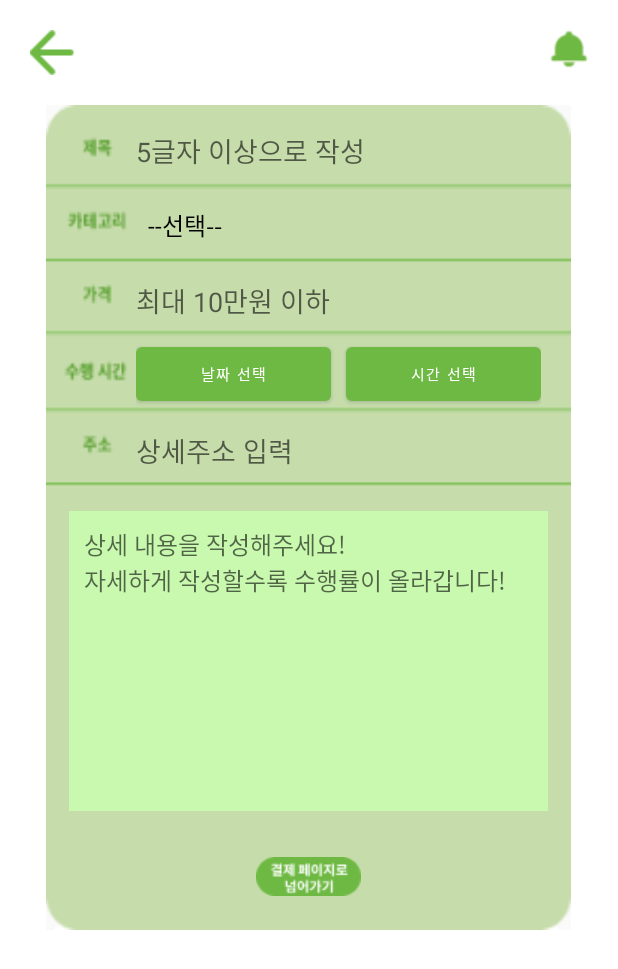
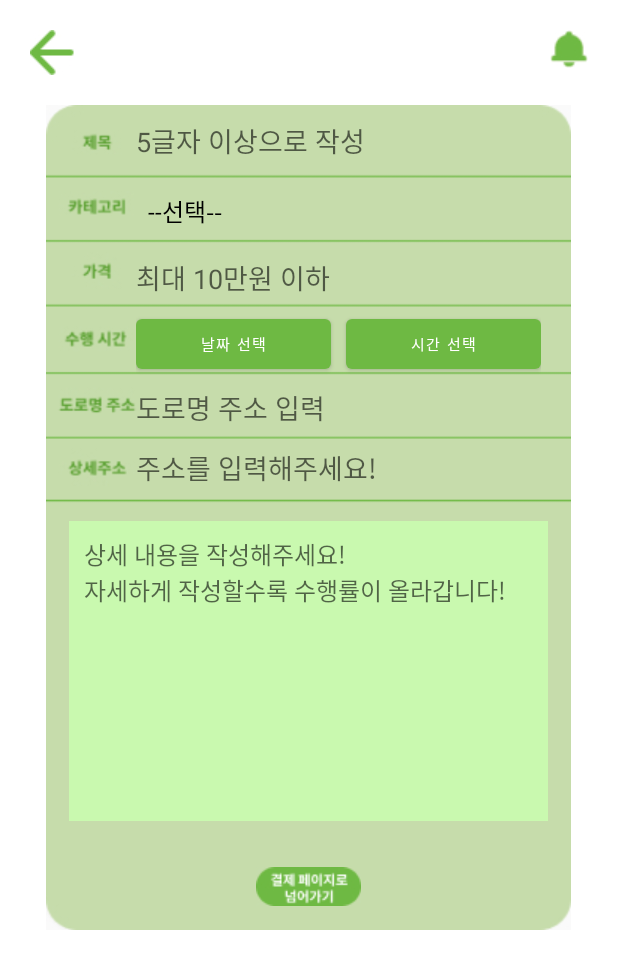
Before and after one commit to Bros4Kkun/Front-end, an Android app: the writeActivity screen opened directly, with no data from a screen before it, on a phone screen of 412 x 824 dp. Shown: the top 969 px of the screen. Run offline under Robolectric (Android 15) with nearby library versions, the phone set to English and light mode, and no system bars; our stand-ins replace Volley; libraries missing offline, so code that uses them is left out: net.daum.mf; network calls fail.

Commit message:
Ordersheet Doro Address Done

```diff
--- a/app/build.gradle
+++ b/app/build.gradle
@@ -77,4 +77,7 @@ dependencies {
     testImplementation 'junit:junit:4.+'
     androidTestImplementation 'androidx.test.ext:junit:1.1.3'
     androidTestImplementation 'androidx.test.espresso:espresso-core:3.4.0'
+
+    implementation 'androidx.activity:activity:1.3.0-alpha08'
+    implementation 'androidx.fragment:fragment:1.4.0-alpha01'
 }
--- a/app/src/main/AndroidManifest.xml
+++ b/app/src/main/AndroidManifest.xml
@@ -54,6 +54,8 @@
             android:theme="@style/Theme.Runtyou"/>
         <activity android:name="com.example.RunToU.ordersheetActivity"
             android:theme="@style/Theme.Runtyou"/>
+        <activity android:name="com.example.RunToU.addressActivity"
+            android:theme="@style/Theme.Runtyou"/>
 
     </application>
 
--- /dev/null
+++ b/app/src/main/java/com/example/RunToU/NetworkStatus.java
@@ -0,0 +1,26 @@
+package com.example.RunToU;
+
+import android.content.Context;
+import android.net.ConnectivityManager;
+import android.net.NetworkInfo;
+
+public class NetworkStatus {
+    public static final int TYPE_WIFI = 1;
+    public static final int TYPE_MOBILE = 2;
+    public static final int TYPE_NOT_CONNECTED = 3;
+
+    public static int getConnectivityStatus(Context context){ //해당 context의 서비스를 사용하기위해서 context객체를 받는다.
+        ConnectivityManager manager = (ConnectivityManager) context.getSystemService(context.CONNECTIVITY_SERVICE);
+
+        NetworkInfo networkInfo = manager.getActiveNetworkInfo();
+        if(networkInfo != null){
+            int type = networkInfo.getType();
+            if(type == ConnectivityManager.TYPE_MOBILE){//쓰리지나 LTE로 연결된것(모바일을 뜻한다.)
+                return TYPE_MOBILE;
+            }else if(type == ConnectivityManager.TYPE_WIFI){//와이파이 연결된것
+                return TYPE_WIFI;
+            }
+        }
+        return TYPE_NOT_CONNECTED;  //연결이 되지않은 상태
+    }
+}
--- a/app/src/main/java/com/example/RunToU/workFragment.java
+++ b/app/src/main/java/com/example/RunToU/workFragment.java
@@ -138,7 +138,7 @@ public class workFragment extends Fragment {
 
                 try {
                     JSONObject jsonObject = new JSONObject(String.valueOf(response));
-                    jsonArray = jsonObject.getJSONArray("orderSheetItemSampleList");
+                    jsonArray = jsonObject.getJSONArray("simpOrderSheetInfoList");
                     Log.d("tag", "jsonArray : " + jsonArray.toString());
 
                     for(int i = 0; i < jsonArray.length(); i++)
@@ -151,6 +151,7 @@ public class workFragment extends Fragment {
                         cost = jTemp.getInt("cost");
                         sheetId = jTemp.getString("orderSheetId");
 
+                        String[] str = destination.split(",");
 
                         if(cate.equals("DELIVERY_AND_SHOPPING")){
                             image = R.drawable.cate_deli;
@@ -168,7 +169,7 @@ public class workFragment extends Fragment {
                             image = R.drawable.cate_all;
                         }
 
-                        workData workData = new workData(image, String.valueOf(cost)+"원", destination, title, sheetId);
+                        workData workData = new workData(image, String.valueOf(cost)+"원", str[0], title, sheetId);
                         arrayList.add(workData);
                         workAdapter.notifyDataSetChanged();
 
--- a/app/src/main/java/com/example/RunToU/writeActivity.java
+++ b/app/src/main/java/com/example/RunToU/writeActivity.java
@@ -3,6 +3,7 @@ package com.example.RunToU;
 import android.app.DatePickerDialog;
 import android.app.TimePickerDialog;
 import android.content.Intent;
+import android.net.Uri;
 import android.os.Build;
 import android.os.Bundle;
 import android.os.Handler;
@@ -25,6 +26,9 @@ import android.widget.TextView;
 import android.widget.TimePicker;
 import android.widget.Toast;
 
+import androidx.activity.result.ActivityResultCallback;
+import androidx.activity.result.ActivityResultLauncher;
+import androidx.activity.result.contract.ActivityResultContracts;
 import androidx.annotation.Nullable;
 import androidx.annotation.RequiresApi;
 import androidx.appcompat.app.AppCompatActivity;
@@ -54,6 +58,9 @@ import net.daum.mf.map.api.MapView;
 public class writeActivity extends AppCompatActivity {
     //왜인진 모르겠으나 fragment로 했을 때는 오류가나고 안넘어감 -> (activity로 만들었음)
 
+    private static final int SEARCH_ADDRESS_ACTIVITY = 10000;
+    //곧 삭제
+
     private Spinner cateSpinner;
     private ArrayAdapter cateAdapter;
 
@@ -69,12 +76,13 @@ public class writeActivity extends AppCompatActivity {
 
     Button btnDate, btnTime;
     TextView address_write;
-    EditText title_write, price_write, detail_write, context_write;     //액티비티가 종료되면서 데이터를 넘겨주나? or 서버에 올라가나?
+    EditText title_write, price_write, doro_write, context_write;     //액티비티가 종료되면서 데이터를 넘겨주나? or 서버에 올라가나?
     ImageButton btnGotopur;
     LocalDateTime nowTime = LocalDateTime.now();
     LocalDateTime deadLine;
 
     DateTimeFormatter formatter = DateTimeFormatter.ofPattern("yyyy-MM-dd HH:mm:ss");
+    ActivityResultLauncher<Intent> activityResultLauncher;
 
     @Override
     public void onCreate(@Nullable Bundle savedInstanceState) {
@@ -84,16 +92,35 @@ public class writeActivity extends AppCompatActivity {
         setViews();
         InitializeListener();
 
+        int status = NetworkStatus.getConnectivityStatus(getApplicationContext());
+
         queue = Volley.newRequestQueue(this);
 
-        address_write = findViewById(R.id.address_write);
         title_write = findViewById(R.id.title_write);
         price_write = findViewById(R.id.price_write);
-        detail_write = findViewById(R.id.address_write);
+        address_write = findViewById(R.id.address_write);
+        doro_write = findViewById(R.id.doro_write);
+
         context_write = findViewById(R.id.context_write);
         btnDate = findViewById(R.id.btnDate);
         btnTime = findViewById(R.id.btnTime);
         btnGotopur = findViewById(R.id.btnGotopur);
+
+        // 터치 안되게 막기
+        doro_write.setFocusable(false);
+        doro_write.setOnClickListener(new View.OnClickListener() {
+            @Override
+            public void onClick(View v) {
+
+                Log.i("주소설정페이지", "주소입력창 클릭");
+                Intent i = new Intent(getApplicationContext(), addressActivity.class);
+                // 화면전환 애니메이션 없애기
+                overridePendingTransition(0, 0);
+                // 주소결과
+                activityResultLauncher.launch(i);
+//                    startActivityForResult(i, SEARCH_ADDRESS_ACTIVITY);
+            }
+        });
 
         btnGotopur.setOnClickListener(new View.OnClickListener() {
             @Override
@@ -106,31 +133,31 @@ public class writeActivity extends AppCompatActivity {
                         Toast.makeText(getApplication(), "제목을 5자 이상 작성해주세요", Toast.LENGTH_SHORT).show();
                     } else if (cateSpinner.getSelectedItem().toString().equals("--선택--")) {
                         Toast.makeText(getApplication(), "카테고리를 선택해주세요.", Toast.LENGTH_SHORT).show();
-                    } else if (price <= 0 || price > 100000) {
+                    } else if (price <= 0 || price > 100001) {
                         Toast.makeText(getApplication(), "금액을 정확히 작성해주세요.", Toast.LENGTH_SHORT).show();
                     } else {
                         Intent intent = new Intent(view.getContext(), purchaseActivity.class);
                         intent.putExtra("cost", price);
 
-                        deadLine = LocalDateTime.parse(getDate()+" "+getTime()+":10",formatter);
+                        deadLine = LocalDateTime.parse(getDate() + " " + getTime() + ":10", formatter);
 
                         final JSONObject object = new JSONObject();
                         object.put("title", title_write.getText().toString());
                         object.put("content", context_write.getText().toString());
                         object.put("category", cateSpinner.getSelectedItem().toString());
-                        object.put("destination", detail_write.getText().toString());
+                        object.put("destination", doro_write.getText().toString()+","+address_write.getText().toString());
                         object.put("cost", Integer.parseInt(price_write.getText().toString()));
                         object.put("wishedDeadline", deadLine);
 
                         final JsonObjectRequest request = new JsonObjectRequest(Request.Method.POST, url, object, new Response.Listener<JSONObject>() {
                             @Override
                             public void onResponse(JSONObject response) {
-                                Log.d("onResponse","OK" );
+                                Log.d("onResponse", "OK");
                             }
                         }, new Response.ErrorListener() {
                             @Override
                             public void onErrorResponse(VolleyError error) {
-                                Log.d("onError","errrrrrrr");
+                                Log.d("onError", "errrrrrrr");
                             }
                         }) {
                             @Override
@@ -154,6 +181,22 @@ public class writeActivity extends AppCompatActivity {
                 }
             }
         });
+
+        if (status == NetworkStatus.TYPE_MOBILE || status == NetworkStatus.TYPE_WIFI) {
+            activityResultLauncher = registerForActivityResult(new ActivityResultContracts.StartActivityForResult(), result -> {
+                if (result.getResultCode() == RESULT_OK) {
+                    Intent intent = result.getData();
+                    String data = intent.getExtras().getString("data");
+                    if (data != null) {
+                        Log.i("test", "data:" + data);
+                        doro_write.setText(data);
+                    }
+                }
+            });
+
+        } else {
+            Toast.makeText(getApplicationContext(), "인터넷 연결을 확인해주세요.", Toast.LENGTH_SHORT).show();
+        }
     }
 
     public void setViews(){
--- a/app/src/main/res/layout/activity_write.xml
+++ b/app/src/main/res/layout/activity_write.xml
@@ -46,23 +46,22 @@
         <EditText
             android:id="@+id/title_write"
             android:layout_width="270dp"
-            android:layout_height="50dp"
+            android:layout_height="48dp"
             android:layout_marginLeft="60dp"
-            android:layout_marginTop="5dp"
             android:hint="5글자 이상으로 작성"
             android:background="@null"
             />
         <Spinner
             android:id="@+id/cate_write"
             android:layout_width="270dp"
-            android:layout_height="50dp"
+            android:layout_height="45dp"
             android:layout_marginLeft="60dp"
             android:background="@null"
             />
         <EditText
             android:id="@+id/price_write"
             android:layout_width="270dp"
-            android:layout_height="50dp"
+            android:layout_height="43dp"
             android:layout_marginLeft="60dp"
             android:hint="최대 10만원 이하"
             android:background="@null"
@@ -71,7 +70,7 @@
 
         <LinearLayout
             android:layout_width="270dp"
-            android:layout_height="50dp"
+            android:layout_height="45dp"
             android:layout_marginLeft="60dp"
             android:orientation="horizontal">
             <Button
@@ -93,12 +92,21 @@
         </LinearLayout>
 
         <EditText
+            android:id="@+id/doro_write"
+            android:layout_width="270dp"
+            android:layout_height="40dp"
+            android:layout_marginLeft="60dp"
+            android:background="@null"
+            android:hint="도로명 주소 입력"
+            />
+
+        <EditText
             android:id="@+id/address_write"
             android:layout_width="270dp"
-            android:layout_height="50dp"
+            android:layout_height="40dp"
             android:layout_marginLeft="60dp"
             android:background="@null"
-            android:hint="상세주소 입력"
+            android:hint="주소를 입력해주세요!"
             />
 
         <LinearLayout
--- a/app/src/main/res/layout/fragment_work.xml
+++ b/app/src/main/res/layout/fragment_work.xml
@@ -138,9 +138,9 @@
             android:layout_height="wrap_content"
             android:layout_margin="20dp"
             android:scrollbarFadeDuration="0"
-            android:scrollbarSize="5dp"
-            android:scrollbarThumbVertical="@android:color/darker_gray"
-            android:scrollbars="vertical"
+            android:scrollbarSize="3dp"
+            android:scrollbarThumbVertical="@color/sig1"
+            android:scrollbars="none"
             android:layout_weight="1">
         </androidx.recyclerview.widget.RecyclerView>
     </LinearLayout>
```
Also changed, not shown: app/src/main/java/com/example/RunToU/addressActivity.java (added, +50 -0 lines), app/src/main/res/layout/item_work.xml (+15 -13 lines), app/src/main/res/layout/webview_write.xml (added, +16 -0 lines), app/src/main/res/drawable-xhdpi/writebg.jpg (deleted), app/src/main/res/drawable/writebg.jpg, 1 other file.
